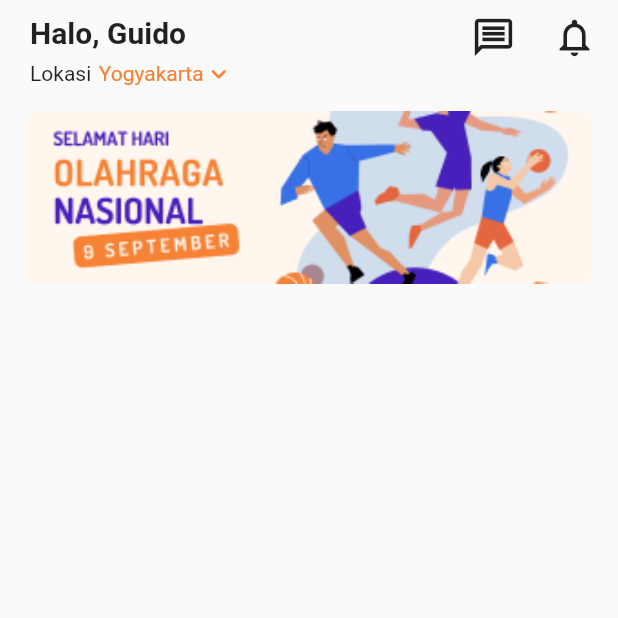
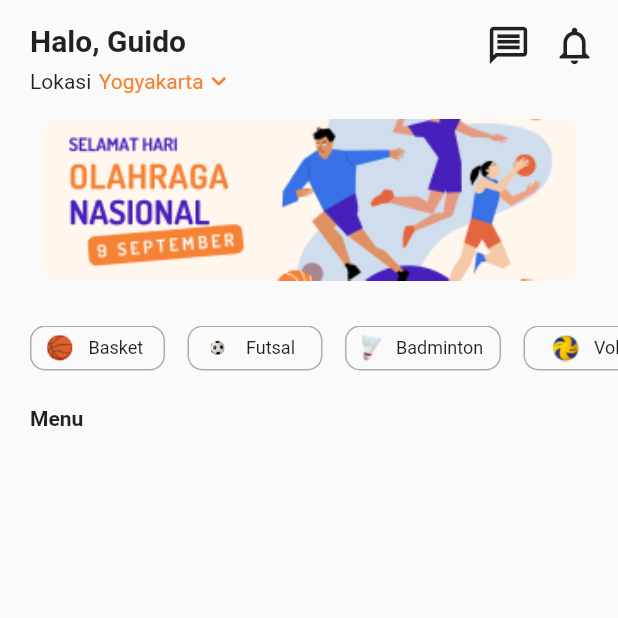
Before and after one commit to GuidoAugusta/FieldFox, a Flutter app: the HomePage screen opened by its route, on a phone screen of 412 x 824 dp, the top half of it. Run offline on Flutter 3.47's test engine with Material 2 defaults, Android fonts, the phone set to English and light mode, and no system bars; drawn by our look-alikes of carousel_slider.

Commit message:
menambah banner dan menu olahraga di homepage

```diff
--- a/lib/pages/homepage.dart
+++ b/lib/pages/homepage.dart
@@ -24,10 +24,20 @@ class _HomePageState extends State<HomePage> {
         borderRadius: BorderRadius.circular(10),
       ),
       child: Image.asset(
-        'assets/banner_homepage.png',
+        'assets/banner2_homepage.png',
+        // width: 360,
         fit: BoxFit.fill,
       ),
-    )
+    ),
+    Container(
+      decoration: BoxDecoration(
+        borderRadius: BorderRadius.circular(10),
+      ),
+      child: Image.asset(
+        'assets/banner3_homepage.png',
+        fit: BoxFit.fill,
+      ),
+    ),
   ];
   @override
   Widget build(BuildContext context) {
@@ -37,7 +47,7 @@ class _HomePageState extends State<HomePage> {
           Column(
             children: [
               Padding(
-                padding: EdgeInsets.only(left: 20, right: 20, top: 10),
+                padding: EdgeInsets.only(left: 20, right: 20, top: 15),
                 child: Column(
                   children: [
                     Row(
@@ -64,7 +74,7 @@ class _HomePageState extends State<HomePage> {
                               ),
                             ),
                             SizedBox(
-                              width: 30,
+                              width: 20,
                             ),
                             IconButton(
                               padding: EdgeInsets.zero,
@@ -128,7 +138,7 @@ class _HomePageState extends State<HomePage> {
                   items: imageSliders,
                   carouselController: CarouselController(),
                   options: CarouselOptions(
-                    height: 115,
+                    height: 108,
                     autoPlay: true,
                     autoPlayInterval: Duration(seconds: 5),
                     viewportFraction: 1,
@@ -138,9 +148,154 @@ class _HomePageState extends State<HomePage> {
                     // padEnds: false,
                   ),
                 ),
-              )
+              ),
+              SizedBox(
+                height: 20,
+              ),
             ],
-          )
+          ),
+          SizedBox(
+            height: 30,
+            child: ListView(
+              scrollDirection: Axis.horizontal,
+              children: [
+                SizedBox(
+                  width: 20,
+                ),
+                Container(
+                  width: 90,
+                  height: 30,
+                  decoration: BoxDecoration(
+                    borderRadius: BorderRadius.circular(10),
+                    border: Border.all(
+                      width: 1,
+                      color: const Color.fromARGB(80, 0, 0, 0),
+                    ),
+                  ),
+                  child: Padding(
+                    padding: const EdgeInsets.fromLTRB(10, 5, 10, 5),
+                    child: Row(
+                      children: [
+                        Image.asset('assets/bola_basket.png'),
+                        SizedBox(
+                          width: 10,
+                        ),
+                        Text(
+                          'Basket',
+                          style: TextStyle(fontSize: 12),
+                        )
+                      ],
+                    ),
+                  ),
+                ),
+                SizedBox(
+                  width: 15,
+                ),
+                Container(
+                  width: 90,
+                  height: 30,
+                  decoration: BoxDecoration(
+                    borderRadius: BorderRadius.circular(10),
+                    border: Border.all(
+                      width: 1,
+                      color: const Color.fromARGB(80, 0, 0, 0),
+                    ),
+                  ),
+                  child: Padding(
+                    padding: const EdgeInsets.fromLTRB(10, 5, 10, 5),
+                    child: Row(
+                      children: [
+                        Image.asset('assets/bola_futsal.png'),
+                        SizedBox(
+                          width: 10,
+                        ),
+                        Text(
+                          'Futsal',
+                          style: TextStyle(fontSize: 12),
+                        )
+                      ],
+                    ),
+                  ),
+                ),
+                SizedBox(
+                  width: 15,
+                ),
+                Container(
+                  width: 104,
+                  height: 30,
+                  decoration: BoxDecoration(
+                    borderRadius: BorderRadius.circular(10),
+                    border: Border.all(
+                      width: 1,
+                      color: const Color.fromARGB(80, 0, 0, 0),
+                    ),
+                  ),
+                  child: Padding(
+                    padding: const EdgeInsets.fromLTRB(10, 5, 10, 5),
+                    child: Row(
+                      children: [
+                        Image.asset('assets/kok_badminton.png'),
+                        SizedBox(
+                          width: 10,
+                        ),
+                        Text(
+                          'Badminton',
+                          style: TextStyle(fontSize: 12),
+                        )
+                      ],
+                    ),
+                  ),
+                ),
+                SizedBox(
+                  width: 15,
+                ),
+                Container(
+                  width: 90,
+                  height: 30,
+                  decoration: BoxDecoration(
+                    borderRadius: BorderRadius.circular(10),
+                    border: Border.all(
+                      width: 1,
+                      color: const Color.fromARGB(80, 0, 0, 0),
+                    ),
+                  ),
+                  child: Padding(
+                    padding: const EdgeInsets.fromLTRB(18, 5, 10, 5),
+                    child: Row(
+                      children: [
+                        Image.asset('assets/bola_voli.png'),
+                        SizedBox(
+                          width: 10,
+                        ),
+                        Text(
+                          'Voli',
+                          style: TextStyle(fontSize: 12),
+                        )
+                      ],
+                    ),
+                  ),
+                ),
+                SizedBox(
+                  width: 20,
+                ),
+              ],
+            ),
+          ),
+          SizedBox(
+            height: 24,
+          ),
+          Padding(
+            padding: EdgeInsets.only(left: 20),
+            child: Text(
+              'Menu',
+              style: TextStyle(
+                fontWeight: FontWeight.bold,
+              ),
+            ),
+          ),
+          SizedBox(
+            height: 12,
+          ),
         ],
       ),
     );
```
Also changed, not shown: assets/banner2_homepage.png (added), assets/banner3_homepage.png (added), assets/bola_basket.png (added), assets/bola_futsal.png (added), assets/bola_voli.png (added), assets/kok_badminton.png (added).
